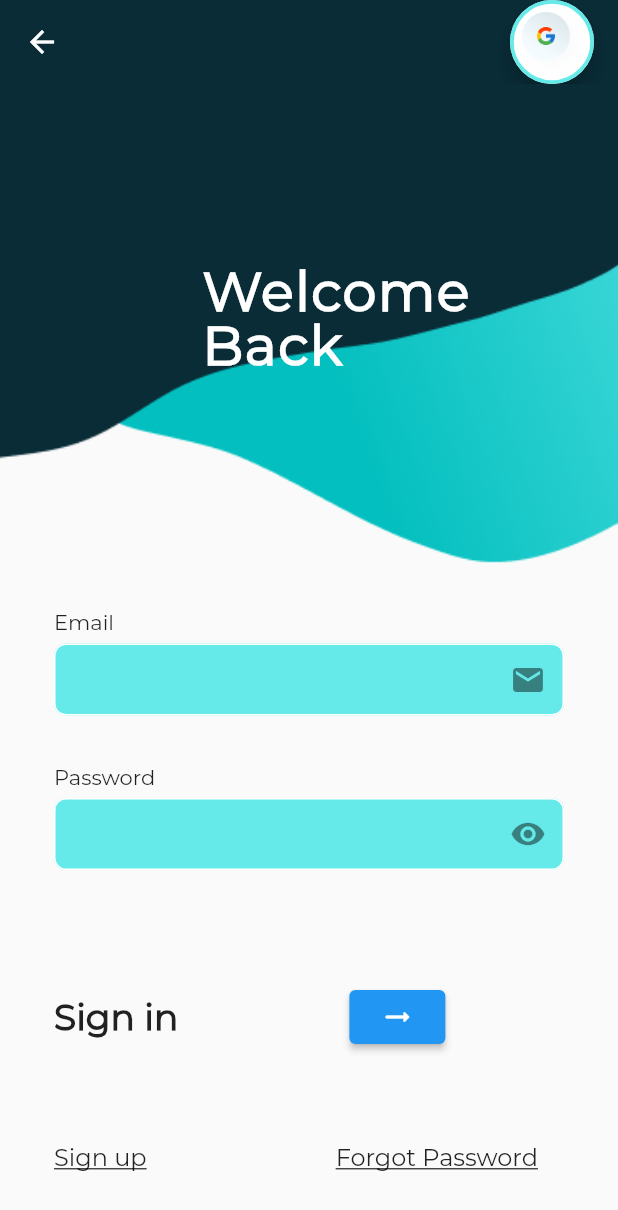
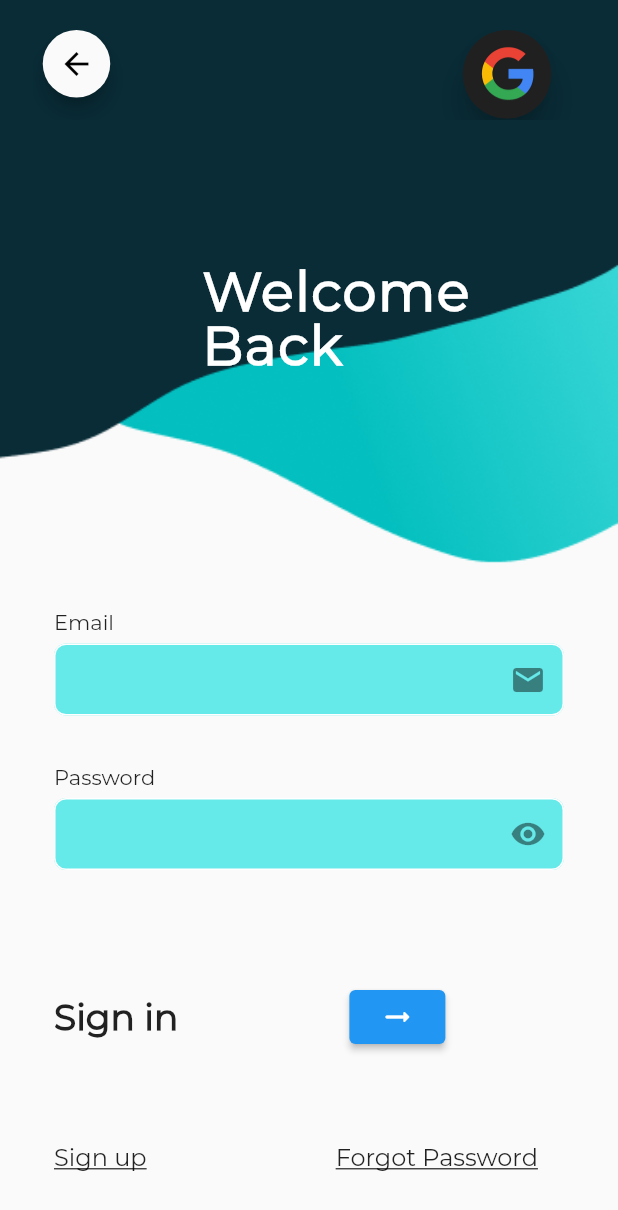
Before and after one commit to rajchordia14/Medicure, a Flutter app: the LoginPage screen opened directly, on a phone screen of 412 x 824 dp. Shown: the top 1210 px of the screen. Run offline on Flutter 3.47's test engine with Material 2 defaults, Android fonts, the phone set to English and light mode, and no system bars; our stand-ins replace flutter_switch.

```diff
--- /dev/null
+++ b/lib/Components/welcome_pages_appbar.dart
@@ -0,0 +1,44 @@
+import 'package:flutter/material.dart';
+import 'package:medicure/constants.dart';
+class WelcomePagesAppBar extends StatelessWidget {
+  @override
+  Widget build(BuildContext context) {
+    return Padding(
+      padding: EdgeInsets.only(left: 22, right: 22, top: 20),
+      child: AppBar(
+        toolbarHeight: kAppBarHeight,
+        elevation: 0.0,
+        backgroundColor: Colors.transparent,
+        leading: Padding(
+          padding: EdgeInsets.only(left: 2, bottom: 15),
+          child: Material(
+            shape: CircleBorder(),
+            elevation: 5.0,
+            child: BackButton(
+              color: Colors.black,
+              onPressed: () {},
+            ),
+          ),
+        ),
+        actions: [
+          Padding(
+            padding: EdgeInsets.only(right: 2, bottom: 1),
+            child: Material(
+              color: Colors.transparent,
+              elevation: 8.0,
+              shape: CircleBorder(),
+              child: Container(
+                  width: 100,
+                  height: 100,
+                  decoration: BoxDecoration(
+                      shape: BoxShape.circle,
+                      image: DecorationImage(
+                          image: AssetImage('images/google_icon.png'),
+                          fit: BoxFit.contain))),
+            ),
+          )
+        ],
+      ),
+    );
+  }
+}
--- a/lib/Screens/login.dart
+++ b/lib/Screens/login.dart
@@ -1,6 +1,6 @@
 import 'package:flutter/material.dart';
 import 'package:medicure/constants.dart';
-import 'package:medicure/Components/general_app_bar.dart';
+import 'package:medicure/Components/welcome_pages_appbar.dart';
 
 class LoginPage extends StatelessWidget {
 
@@ -8,25 +8,9 @@ class LoginPage extends StatelessWidget {
   Widget build(BuildContext context) {
     return Scaffold(
       extendBodyBehindAppBar: true,
-      appBar: AppBar(
-        elevation: 0.0,
-        backgroundColor: Colors.transparent,
-        leading: BackButton(
-          color: Colors.white,
-          // TODO: Functionality here
-          onPressed: () {},
-        ),
-        actions: <Widget>[
-          ElevatedButton(
-              onPressed: () {},
-              child: Image.asset('images/google.png'),
-              style: ElevatedButton.styleFrom(
-                primary: Colors.white,
-                shape: CircleBorder(),
-                elevation: 5.0,
-                side: kAccountBorder,
-              )),
-        ],
+      appBar: PreferredSize(
+        preferredSize: Size.fromHeight(80),
+        child: WelcomePagesAppBar(),
       ),
       body: Container(
         height: double.infinity,
--- a/lib/main.dart
+++ b/lib/main.dart
@@ -16,7 +16,7 @@ class Medicure extends StatelessWidget {
         primaryColor: kBackgroundColor,
         fontFamily: 'Montserrat',
       ),
-      home: SignUpPage(),
+      home: LoginPage(),
     );
   }
 }
```
Also changed, not shown: images/google_icon.png (added).
